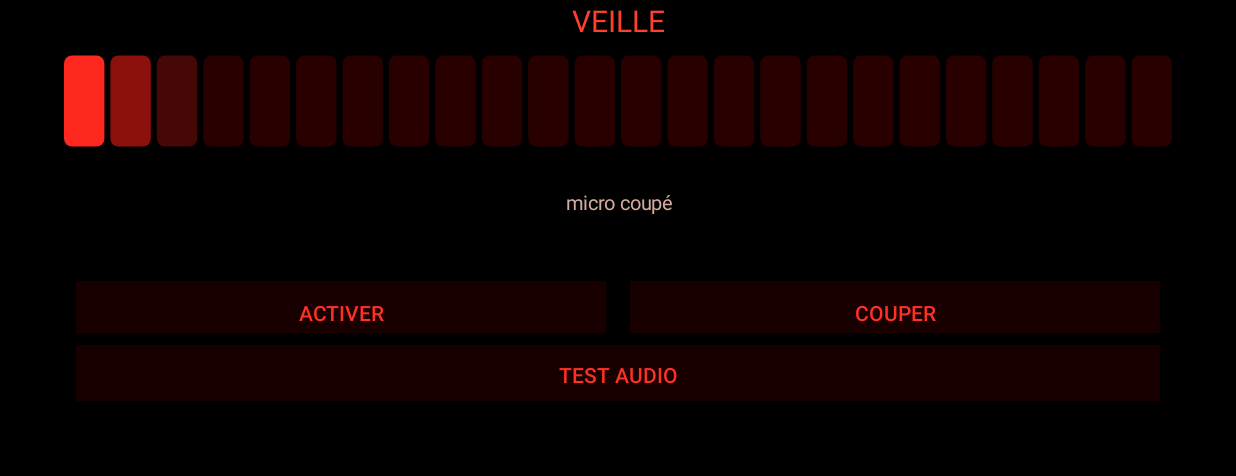
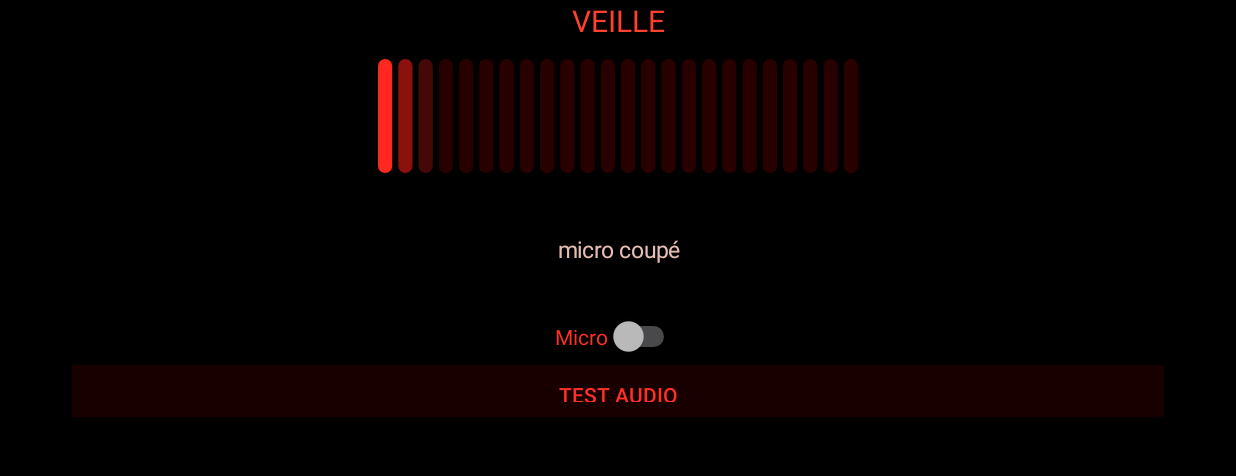
Before and after one commit to ogrums/GeeUIVoice, an Android app: the screen it shows after launch (VoiceActivity), on a phone screen of 824 x 412 dp (held sideways), the part 129-605 px from its top. Run offline under Robolectric (Android 15) with nearby library versions, the light colour scheme and no system bars.

Commit message:
Play TTS from an open file descriptor and show the heard text

```diff
--- a/app/src/main/kotlin/com/geeui/voice/VoiceActivity.kt
+++ b/app/src/main/kotlin/com/geeui/voice/VoiceActivity.kt
@@ -13,7 +13,9 @@ import android.os.Looper
 import android.media.MediaPlayer
 import android.view.Gravity
 import android.widget.Button
+import android.widget.CompoundButton
 import android.widget.LinearLayout
+import android.widget.Switch
 import android.widget.TextView
 import android.text.TextUtils
 
@@ -22,8 +24,8 @@ class VoiceActivity : Activity() {
     private val handler = Handler(Looper.getMainLooper())
     private lateinit var status: TextView
     private lateinit var caption: TextView
-    private lateinit var on: Button
-    private lateinit var off: Button
+    private lateinit var mic: Switch
+    private var painting = false
     private val refresh = object : Runnable {
         override fun run() {
             status.text = when {
@@ -34,9 +36,19 @@ class VoiceActivity : Activity() {
                 VoiceHud.mic -> "MICRO OUVERT"
                 else -> "VEILLE"
             }
-            caption.text = VoiceHud.line
-            on.isEnabled = !VoiceHud.mic
-            off.isEnabled = VoiceHud.mic
+            caption.text = buildString {
+                if (VoiceHud.heard.isNotBlank()) append("« ").append(VoiceHud.heard).append(" »")
+                if (VoiceHud.answer.isNotBlank()) {
+                    if (isNotEmpty()) append("\n")
+                    append(VoiceHud.answer)
+                }
+                if (isEmpty()) append(VoiceHud.line)
+            }
+            if (mic.isChecked != VoiceHud.mic) {
+                painting = true
+                mic.isChecked = VoiceHud.mic
+                painting = false
+            }
             handler.postDelayed(this, 120)
         }
     }
@@ -47,16 +59,15 @@ class VoiceActivity : Activity() {
             orientation = LinearLayout.VERTICAL
             setBackgroundColor(Color.BLACK)
             gravity = Gravity.CENTER_HORIZONTAL
-            // Top 30 px: battery icon and robot menu. Nothing here receives clicks.
-            // Side and bottom insets keep the buttons inside the circle.
-            setPadding(64, 30, 64, 88)
+            setPadding(0, 30, 0, 72)
             isClickable = false
         }
-        val title = label("GeeUI Voice", 13f, Color.rgb(180, 40, 32))
-        status = label("VEILLE", 20f, Color.rgb(255, 64, 48))
-        caption = label("micro coupé", 13f, Color.rgb(210, 170, 160)).apply {
-            maxLines = 2
+        val title = label("GeeUI Voice", 13f, Color.rgb(180, 40, 32)).apply { sidePad() }
+        status = label("VEILLE", 20f, Color.rgb(255, 64, 48)).apply { sidePad() }
+        caption = label("", 15f, Color.rgb(230, 190, 180)).apply {
+            maxLines = 6
             ellipsize = TextUtils.TruncateAt.END
+            sidePad()
             layoutParams = LinearLayout.LayoutParams(
                 LinearLayout.LayoutParams.MATCH_PARENT,
                 0,
@@ -66,31 +77,36 @@ class VoiceActivity : Activity() {
         val scan = ScannerView(this).apply {
             isClickable = false
             isFocusable = false
-            layoutParams = LinearLayout.LayoutParams(LinearLayout.LayoutParams.MATCH_PARENT, 120)
+            layoutParams = LinearLayout.LayoutParams(480, 150)
         }
-        val row = LinearLayout(this).apply {
-            orientation = LinearLayout.HORIZONTAL
-            gravity = Gravity.CENTER
+        mic = Switch(this).apply {
+            text = "Micro"
+            setTextColor(Color.rgb(255, 48, 36))
+            setOnCheckedChangeListener { _: CompoundButton, checked: Boolean ->
+                if (painting) return@setOnCheckedChangeListener
+                if (checked) askMic() else send(VoiceService.ACTION_STOP)
+            }
+            val pad = LinearLayout.LayoutParams(
+                LinearLayout.LayoutParams.WRAP_CONTENT,
+                LinearLayout.LayoutParams.WRAP_CONTENT,
+            )
+            pad.setMargins(72, 8, 72, 0)
+            layoutParams = pad
         }
-        on = button("Activer") { askMic() }
-        off = button("Couper") { send(VoiceService.ACTION_STOP) }
-        off.isEnabled = false
-        row.addView(on)
-        row.addView(off)
         val sample = Button(this).apply {
             text = "Test audio"
             setTextColor(Color.rgb(255, 48, 36))
             setBackgroundColor(Color.rgb(24, 0, 0))
             setOnClickListener { playSample() }
-            val pad = LinearLayout.LayoutParams(LinearLayout.LayoutParams.MATCH_PARENT, 56)
-            pad.setMargins(12, 12, 12, 0)
+            val pad = LinearLayout.LayoutParams(LinearLayout.LayoutParams.MATCH_PARENT, 52)
+            pad.setMargins(72, 8, 72, 0)
             layoutParams = pad
         }
         root.addView(title)
         root.addView(status)
         root.addView(scan)
         root.addView(caption)
-        root.addView(row)
+        root.addView(mic)
         root.addView(sample)
         setContentView(root)
         VoiceHud.line = "micro coupé"
@@ -107,16 +123,9 @@ class VoiceActivity : Activity() {
         }
     }
 
-    private fun button(label: String, click: () -> Unit): Button {
-        return Button(this).apply {
-            text = label
-            setTextColor(Color.rgb(255, 48, 36))
-            setBackgroundColor(Color.rgb(24, 0, 0))
-            setOnClickListener { click() }
-            val pad = LinearLayout.LayoutParams(0, 64, 1f)
-            pad.setMargins(12, 24, 12, 0)
-            layoutParams = pad
-        }
+    private fun TextView.sidePad() {
+        val pad = 72
+        setPadding(pad, 0, pad, 0)
     }
 
     private var sample: MediaPlayer? = null
@@ -132,6 +141,7 @@ class VoiceActivity : Activity() {
                 mp.setDataSource(afd.fileDescriptor, afd.startOffset, afd.length)
             }
             mp.setOnCompletionListener {
+                VoiceHud.mode = "idle"
                 VoiceHud.line = "test audio fini"
                 if (sample === it) {
                     it.release()
@@ -146,7 +156,10 @@ class VoiceActivity : Activity() {
             }
             mp.prepare()
             mp.start()
+            VoiceHud.heard = "Olivier, il fait beau aujourd'hui, n'est-ce pas ?"
+            VoiceHud.answer = "Ah ah ah !"
             VoiceHud.line = "test audio"
+            VoiceHud.mode = "talk"
         } catch (e: Exception) {
             mp.release()
             sample = null
--- a/app/src/main/kotlin/com/geeui/voice/VoiceHud.kt
+++ b/app/src/main/kotlin/com/geeui/voice/VoiceHud.kt
@@ -5,5 +5,7 @@ object VoiceHud {
     @Volatile var level: Float = 0f
     @Volatile var mode: String = "idle"
     @Volatile var line: String = ""
+    @Volatile var heard: String = ""
+    @Volatile var answer: String = ""
     @Volatile var mic: Boolean = false
 }
--- a/voice-core/src/main/kotlin/com/geeui/voice/engine/LemonadeClient.kt
+++ b/voice-core/src/main/kotlin/com/geeui/voice/engine/LemonadeClient.kt
@@ -120,9 +120,9 @@ class LemonadeClient(
     fun speech(text: String, voice: String): ByteArray {
         val model = resolveTts()
         if (model.isBlank()) return ByteArray(0)
-        val wavBody = """{"model":"$model","input":${json(text)},"voice":${json(voice)},"response_format":"wav"}"""
+        val mp3Body = """{"model":"$model","input":${json(text)},"voice":${json(voice)},"response_format":"mp3"}"""
         return try {
-            postBytes("/audio/speech", "application/json", wavBody.toByteArray())
+            postBytes("/audio/speech", "application/json", mp3Body.toByteArray())
         } catch (e: IllegalStateException) {
             val msg = e.message.orEmpty()
             if (!msg.contains("response_format") && !msg.contains("400")) throw e
```
Also changed, not shown: app/src/main/kotlin/com/geeui/voice/Loop.kt (+16 -3 lines).
